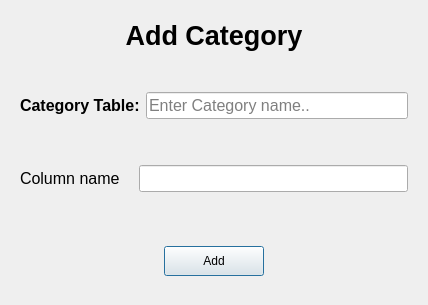
Old version of the form addcategorydialog.ui in the repository Nicholauswarobi/Business-Keeper-Software.
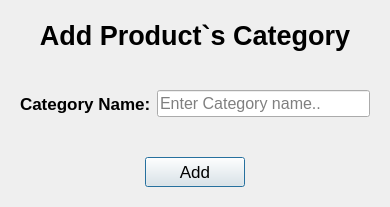
New version of the form.

```diff
--- a/addcategorydialog.ui
+++ b/addcategorydialog.ui
@@ -6,15 +6,15 @@
    <rect>
     <x>0</x>
     <y>0</y>
-    <width>428</width>
-    <height>305</height>
+    <width>390</width>
+    <height>207</height>
    </rect>
   </property>
   <property name="windowTitle">
    <string>Dialog</string>
   </property>
   <layout class="QVBoxLayout" name="verticalLayout">
-   <item alignment="Qt::AlignmentFlag::AlignTop">
+   <item>
     <widget class="QWidget" name="widget" native="true">
      <layout class="QHBoxLayout" name="horizontalLayout_2">
       <item alignment="Qt::AlignmentFlag::AlignTop">
@@ -26,7 +26,7 @@
          </font>
         </property>
         <property name="text">
-         <string>Add Category</string>
+         <string>Add Product`s Category</string>
         </property>
         <property name="alignment">
          <set>Qt::AlignmentFlag::AlignCenter</set>
@@ -36,7 +36,7 @@
      </layout>
     </widget>
    </item>
-   <item alignment="Qt::AlignmentFlag::AlignTop">
+   <item>
     <widget class="QWidget" name="widget_2" native="true">
      <property name="sizePolicy">
       <sizepolicy hsizetype="Preferred" vsizetype="Expanding">
@@ -49,12 +49,12 @@
        <widget class="QLabel" name="label_2">
         <property name="font">
          <font>
-          <pointsize>12</pointsize>
+          <pointsize>13</pointsize>
           <bold>true</bold>
          </font>
         </property>
         <property name="text">
-         <string>Category Table:</string>
+         <string>Category Name:</string>
         </property>
        </widget>
       </item>
@@ -73,40 +73,6 @@
      </layout>
     </widget>
    </item>
-   <item alignment="Qt::AlignmentFlag::AlignTop">
-    <widget class="QWidget" name="widget_4" native="true">
-     <layout class="QHBoxLayout" name="horizontalLayout_4">
-      <item>
-       <widget class="QLabel" name="label_4">
-        <property name="font">
-         <font>
-          <pointsize>12</pointsize>
-         </font>
-        </property>
-        <property name="text">
-         <string>Column name</string>
-        </property>
-       </widget>
-      </item>
-      <item>
-       <widget class="QLabel" name="label_3">
-        <property name="text">
-         <string/>
-        </property>
-       </widget>
-      </item>
-      <item>
-       <widget class="QLineEdit" name="ColName_lineEdit">
-        <property name="font">
-         <font>
-          <pointsize>12</pointsize>
-         </font>
-        </property>
-       </widget>
-      </item>
-     </layout>
-    </widget>
-   </item>
    <item>
     <widget class="QWidget" name="widget_3" native="true">
      <layout class="QHBoxLayout" name="horizontalLayout_3">
@@ -124,6 +90,11 @@
           <height>30</height>
          </size>
         </property>
+        <property name="font">
+         <font>
+          <pointsize>13</pointsize>
+         </font>
+        </property>
         <property name="text">
          <string>Add</string>
         </property>
```
